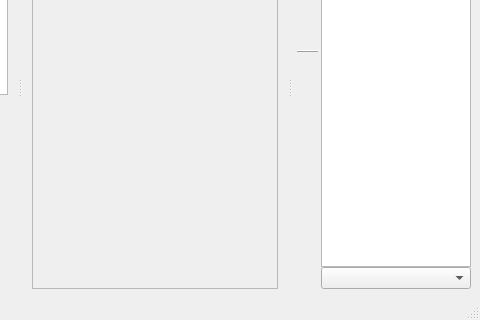
Before: the Qt Designer form src/app/MainWindow.ui in 2ndmax/scantailor-ocr, drawn with Qt 5; both pictures show x 303 to 783 and y 144 to 464 of the 783 by 464 pixel window.
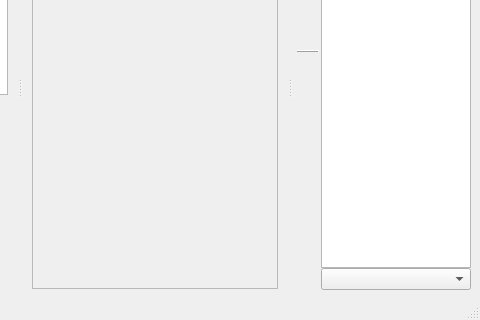
After: the same form once the commit is applied. Icons and pictures are not drawn. Custom widgets are drawn as their Qt base class.

Commit message:
style: layout margins on a 4/8/16 pixel grid
Outliers rounded: 3 and 5 to 4, 7 and 9 to 8, 18 to 16. Kept as they
are: 15 (indent of sub-options), 8 (space above "Apply to ..."), 2
(compact sub-lists), 6 and 16. Separate commit, so it can be reverted
on its own.

The edit to the form file:
```diff
--- a/src/app/MainWindow.ui
+++ b/src/app/MainWindow.ui
@@ -133,7 +133,7 @@
       <number>2</number>
      </property>
      <property name="bottomMargin">
-      <number>9</number>
+      <number>8</number>
      </property>
      <item>
       <layout class="QVBoxLayout" name="verticalLayout_2">
```
The commit also changes 4 other files.
